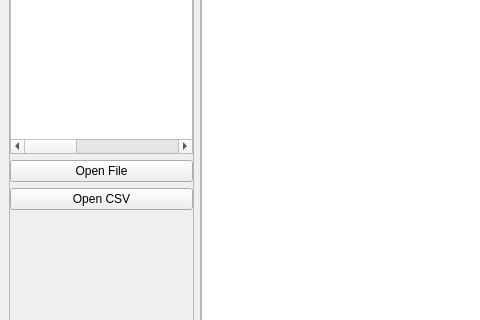
First picture: the form in util/derandui.ui, repository borevitzlab/timestreamlib, before the edit; both pictures show x 0 to 480 and y 166 to 486 of the 949 by 773 pixel window.
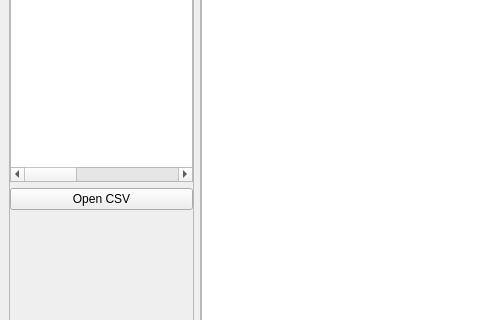
Second picture: the form after the edit.

Commit message:
Open TimeStreamTraverser and show an image
* timestream/__init__.py (TimeStreamTraverser): New class that inherits from
TimeStream. It implements the timestream as a backwards and forwards moving
object. The rest is basically the same as TimeStream.
(TimeStreamTraverser.{next,prev,curr}): New methods for new class. They are
responsable for keeping internal track of where the timestreamtraverser is. If
we overflow we continue at end or start of time stream.
* util/derandui.py (showImage): Puts an image on the scene.
(selectFile): Removed this method.

```diff
--- a/util/derandui.ui
+++ b/util/derandui.ui
@@ -130,13 +130,6 @@
            </item>
           </widget>
          </item>
-         <item>
-          <widget class="QPushButton" name="bOpenFile">
-           <property name="text">
-            <string>Open File</string>
-           </property>
-          </widget>
-         </item>
          <item>
           <widget class="QPushButton" name="bOpenCsv">
            <property name="text">
```
The commit also changes 2 other files.
